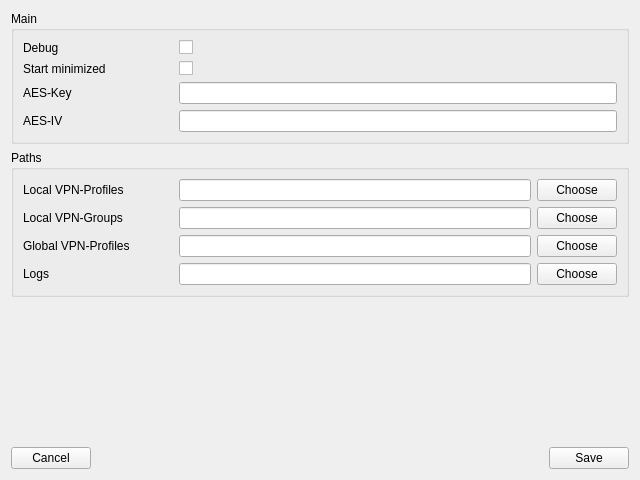
First picture: the form in openfortigui/vpnsetting.ui, repository theinvisible/openfortigui, before the edit.
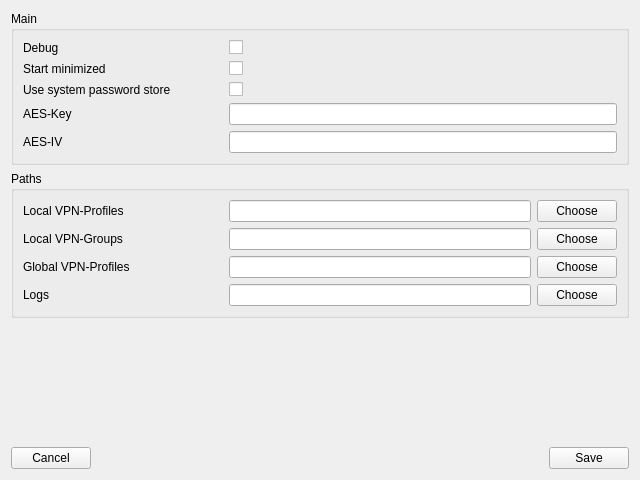
Second picture: the form after the edit.

Diff of the .ui file:
```diff
--- a/openfortigui/vpnsetting.ui
+++ b/openfortigui/vpnsetting.ui
@@ -26,7 +26,7 @@
          <widget class="QLabel" name="label">
           <property name="minimumSize">
            <size>
-            <width>150</width>
+            <width>200</width>
             <height>0</height>
            </size>
           </property>
@@ -35,19 +35,6 @@
           </property>
          </widget>
         </item>
-        <item row="2" column="0">
-         <widget class="QLabel" name="label_2">
-          <property name="minimumSize">
-           <size>
-            <width>150</width>
-            <height>0</height>
-           </size>
-          </property>
-          <property name="text">
-           <string>AES-Key</string>
-          </property>
-         </widget>
-        </item>
         <item row="0" column="1">
          <widget class="QCheckBox" name="cbDebug">
           <property name="text">
@@ -55,14 +42,11 @@
           </property>
          </widget>
         </item>
-        <item row="2" column="1">
-         <widget class="QLineEdit" name="leAESKey"/>
-        </item>
         <item row="1" column="0">
          <widget class="QLabel" name="label_7">
           <property name="minimumSize">
            <size>
-            <width>150</width>
+            <width>200</width>
             <height>0</height>
            </size>
           </property>
@@ -78,11 +62,40 @@
           </property>
          </widget>
         </item>
+        <item row="2" column="0">
+         <widget class="QLabel" name="label_9">
+          <property name="minimumSize">
+           <size>
+            <width>200</width>
+            <height>0</height>
+           </size>
+          </property>
+          <property name="text">
+           <string>Use system password store</string>
+          </property>
+         </widget>
+        </item>
         <item row="3" column="0">
+         <widget class="QLabel" name="label_2">
+          <property name="minimumSize">
+           <size>
+            <width>200</width>
+            <height>0</height>
+           </size>
+          </property>
+          <property name="text">
+           <string>AES-Key</string>
+          </property>
+         </widget>
+        </item>
+        <item row="3" column="1">
+         <widget class="QLineEdit" name="leAESKey"/>
+        </item>
+        <item row="4" column="0">
          <widget class="QLabel" name="label_8">
           <property name="minimumSize">
            <size>
-            <width>150</width>
+            <width>200</width>
             <height>0</height>
            </size>
           </property>
@@ -91,9 +104,16 @@
           </property>
          </widget>
         </item>
-        <item row="3" column="1">
+        <item row="4" column="1">
          <widget class="QLineEdit" name="leAESIV"/>
         </item>
+        <item row="2" column="1">
+         <widget class="QCheckBox" name="cbUseSystemPasswordStore">
+          <property name="text">
+           <string/>
+          </property>
+         </widget>
+        </item>
        </layout>
       </item>
      </layout>
@@ -111,7 +131,7 @@
          <widget class="QLabel" name="label_3">
           <property name="minimumSize">
            <size>
-            <width>150</width>
+            <width>200</width>
             <height>0</height>
            </size>
           </property>
@@ -124,7 +144,7 @@
          <widget class="QLabel" name="label_4">
           <property name="minimumSize">
            <size>
-            <width>150</width>
+            <width>200</width>
             <height>0</height>
            </size>
           </property>
@@ -137,7 +157,7 @@
          <widget class="QLabel" name="label_5">
           <property name="minimumSize">
            <size>
-            <width>150</width>
+            <width>200</width>
             <height>0</height>
            </size>
           </property>
@@ -150,7 +170,7 @@
          <widget class="QLabel" name="label_6">
           <property name="minimumSize">
            <size>
-            <width>150</width>
+            <width>200</width>
             <height>0</height>
            </size>
           </property>
```
